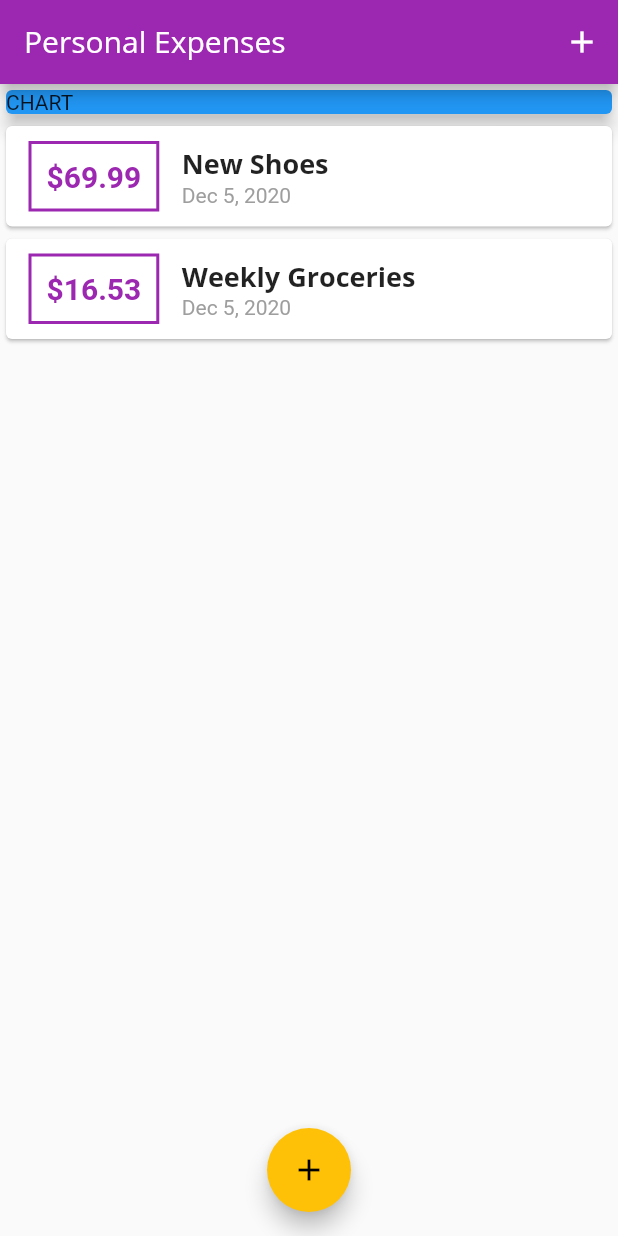
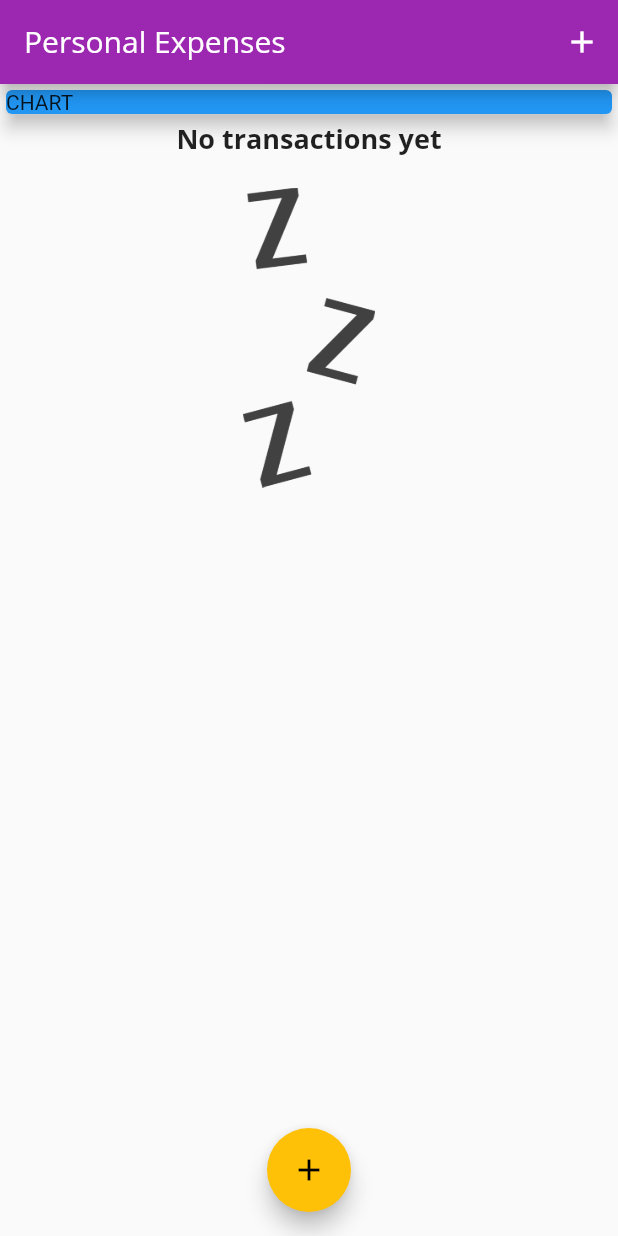
Before and after one commit to pmbrull/flutter-personal-expenses-app, a Flutter app: the screen it shows after launch, on a phone screen of 412 x 824 dp. Run offline on Flutter 3.47's test engine with Material 2 defaults, Android fonts, the phone set to English and light mode, and no system bars.

```diff
--- a/lib/main.dart
+++ b/lib/main.dart
@@ -44,18 +44,18 @@ class MyHomePage extends StatefulWidget {
 
 class _MyHomePageState extends State<MyHomePage> {
   final List<Transaction> _userTransactions = [
-    Transaction(
-      id: 't1',
-      title: 'New Shoes',
-      amount: 69.99,
-      date: DateTime.now(),
-    ),
-    Transaction(
-      id: 't2',
-      title: 'Weekly Groceries',
-      amount: 16.53,
-      date: DateTime.now(),
-    ),
+    // Transaction(
+    //   id: 't1',
+    //   title: 'New Shoes',
+    //   amount: 69.99,
+    //   date: DateTime.now(),
+    // ),
+    // Transaction(
+    //   id: 't2',
+    //   title: 'Weekly Groceries',
+    //   amount: 16.53,
+    //   date: DateTime.now(),
+    // ),
   ];
 
   void _addNewTransaction(String txTitle, double txAmount) {
--- a/lib/widgets/transaction_list.dart
+++ b/lib/widgets/transaction_list.dart
@@ -4,7 +4,6 @@ import 'package:intl/intl.dart';
 import '../models/transaction.dart';
 
 class TransactionList extends StatelessWidget {
-
   final List<Transaction> transactions;
 
   TransactionList(this.transactions);
@@ -13,7 +12,25 @@ class TransactionList extends StatelessWidget {
   Widget build(BuildContext context) {
     return Container(
         height: 300,
-      child: ListView.builder(
+        child: transactions.isEmpty
+            ? Column(
+                children: [
+                  Text(
+                    'No transactions yet',
+                    style: Theme.of(context).textTheme.title,
+                  ),
+                  SizedBox(
+                    height: 20,
+                  ),
+                  Container(
+                      height: 200,
+                      child: Image.asset(
+                        'assets/images/waiting.png',
+                        fit: BoxFit.cover,
+                      )),
+                ],
+              )
+            : ListView.builder(
                 itemBuilder: (ctx, index) {
                   return Card(
                     child: Row(
@@ -46,7 +63,9 @@ class TransactionList extends StatelessWidget {
                               transactions[index].title,
                               style: Theme.of(context).textTheme.title,
                             ),
-                  Text(DateFormat.yMMMd().format(transactions[index].date),
+                            Text(
+                                DateFormat.yMMMd()
+                                    .format(transactions[index].date),
                                 style: TextStyle(
                                   color: Colors.grey,
                                 )),
--- a/pubspec.yaml
+++ b/pubspec.yaml
@@ -46,8 +46,8 @@ flutter:
   uses-material-design: true
 
   # To add assets to your application, add an assets section, like this:
-  # assets:
-  #   - images/a_dot_burr.jpeg
+  assets:
+    - assets/images/waiting.png
   #   - images/a_dot_ham.jpeg
 
   # An image asset can refer to one or more resolution-specific "variants", see
```
Also changed, not shown: assets/images/waiting.png (added). Lines whose indentation alone changed are shown as unchanged.
